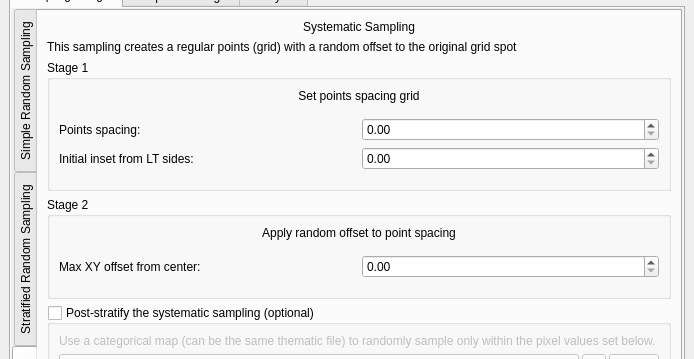
Old version of the form ui/acatama_dockwidget.ui in the repository SMByC/AcATaMa; both pictures show x 0 to 694 and y 96 to 455 of the 694 by 1322 pixel window.
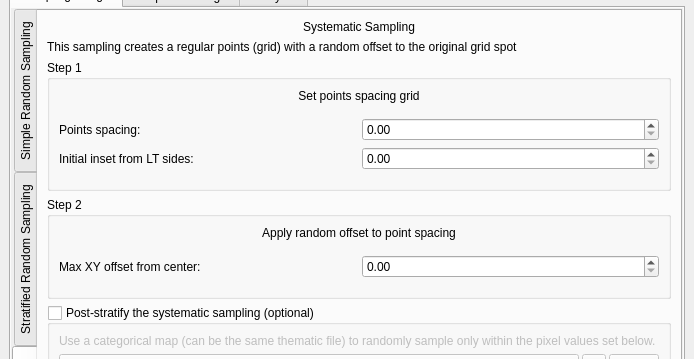
New version of the form. The open tabs and pages were chosen to show the change. Icons and pictures are not drawn. Custom widgets are drawn as their Qt base class.

Commit message: Several adjustments for the new systematic sampling method

```diff
--- a/ui/acatama_dockwidget.ui
+++ b/ui/acatama_dockwidget.ui
@@ -882,7 +882,7 @@
                 <item>
                  <widget class="QGroupBox" name="QGBox_5">
                   <property name="title">
-                   <string>Stage 1</string>
+                   <string>Step 1</string>
                   </property>
                   <layout class="QVBoxLayout" name="verticalLayout_26">
                    <item>
@@ -933,7 +933,7 @@
                 <item>
                  <widget class="QGroupBox" name="QGBox_6">
                   <property name="title">
-                   <string>Stage 2</string>
+                   <string>Step 2</string>
                   </property>
                   <layout class="QVBoxLayout" name="verticalLayout_29">
                    <item>
```
Left out of the diff: 2 changed lines with no effect on the pictures. The commit also changes 2 other files.
